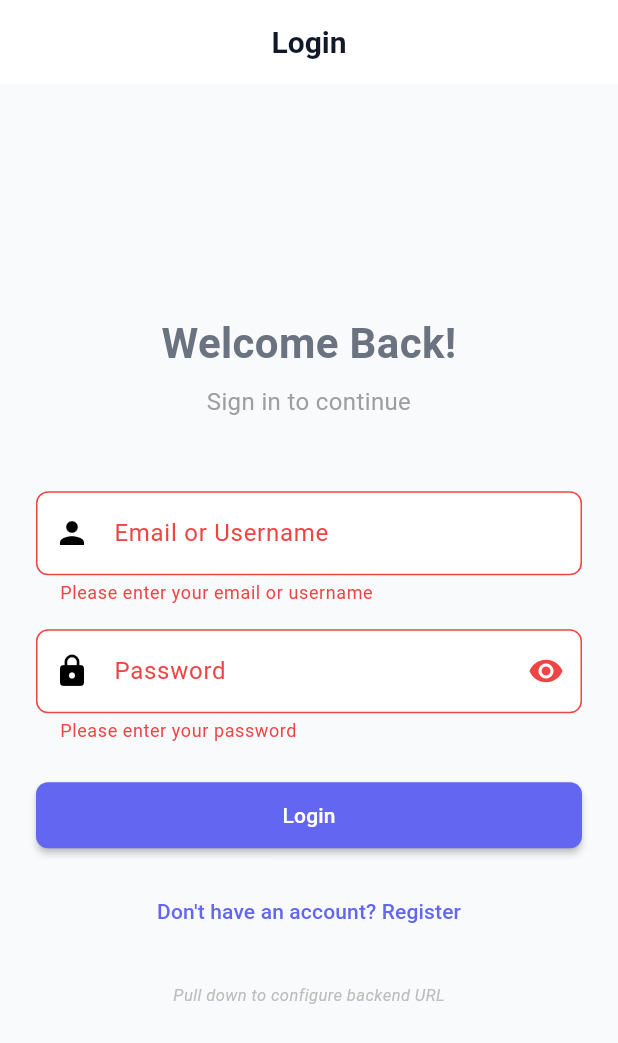
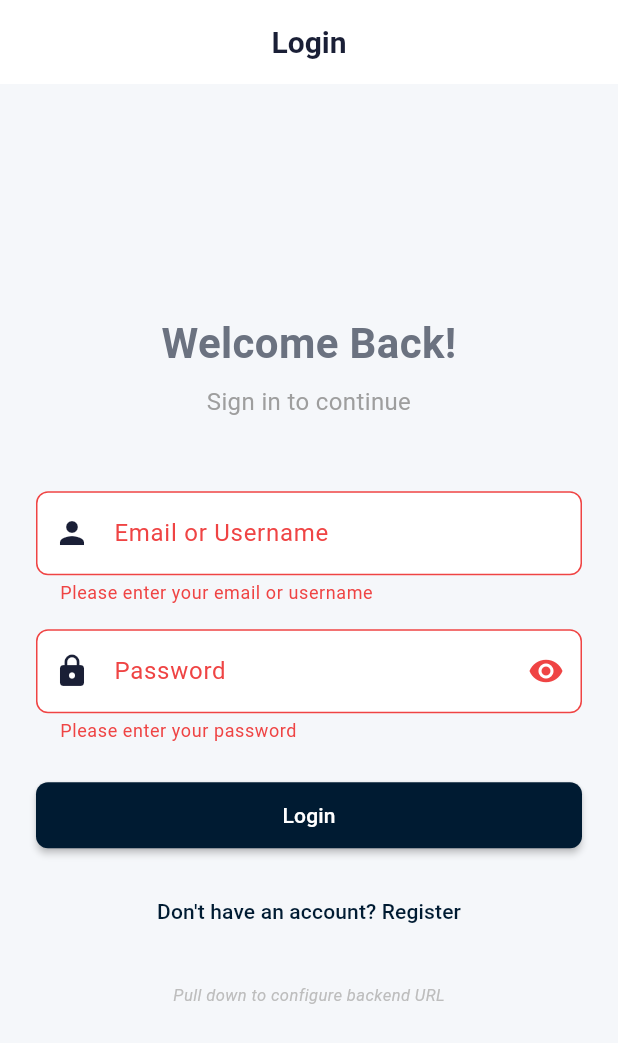
Before and after one commit to bogdan-velicu/MeetUp, a Flutter app: the screen it shows after launch, after a tap on "Login", on a phone screen of 412 x 824 dp. Shown: the top 1043 px of the screen. Run offline on Flutter 3.47's test engine with Material 3 defaults, Android fonts, the light colour scheme and no system bars; our stand-ins replace dio, firebase_core, firebase_messaging, flutter_dotenv, flutter_local_notifications, geocoding and 3 more; missing offline and left inert: shake; accounts and stored records are empty; network calls fail.

Commit message:
feat(theme): update app theme colors and gradients for improved UI consistency
- Extract colors from the new logo for a cohesive brand identity.
- Introduce gradient backgrounds in AppBar for chat and friends screens.
- Enhance splash screen with animated logo and gradient background.
- Add new color properties for success and warning states in the theme.
- Update pubspec.yaml to include image assets for the logo.

```diff
--- a/mobile/lib/core/theme/app_theme.dart
+++ b/mobile/lib/core/theme/app_theme.dart
@@ -1,15 +1,33 @@
 import 'package:flutter/material.dart';
 
 class AppTheme {
-  // Colors
-  static const Color primaryColor = Color(0xFF6366F1); // Indigo
-  static const Color secondaryColor = Color(0xFF8B5CF6); // Purple
-  static const Color accentColor = Color(0xFF10B981); // Green
+  // Colors extracted from meetup_logo.png
+  // Primary: Dark Navy Blue from logo (#001830, #001B32, #00273B)
+  static const Color primaryColor = Color(0xFF001B32); // Main brand color - Dark Navy
+  static const Color primaryDark = Color(0xFF001830); // Darker variant
+  static const Color primaryLight = Color(0xFF00273B); // Lighter variant
+  static const Color secondaryColor = Color(0xFF3A5271); // Blue-gray from average
+  static const Color accentColor = Color(0xFF4A90E2); // Bright blue accent
+  static const Color successColor = Color(0xFF10B981); // Green
   static const Color errorColor = Color(0xFFEF4444); // Red
-  static const Color backgroundColor = Color(0xFFF9FAFB);
+  static const Color warningColor = Color(0xFFF59E0B); // Orange
+  static const Color backgroundColor = Color(0xFFF5F7FA); // Light gray
   static const Color surfaceColor = Colors.white;
-  static const Color textPrimary = Color(0xFF111827);
-  static const Color textSecondary = Color(0xFF6B7280);
+  static const Color textPrimary = Color(0xFF1A1F36); // Dark text
+  static const Color textSecondary = Color(0xFF6B7280); // Gray text
+
+  // Gradient colors
+  static const LinearGradient primaryGradient = LinearGradient(
+    begin: Alignment.topLeft,
+    end: Alignment.bottomRight,
+    colors: [primaryColor, primaryLight, secondaryColor],
+  );
+
+  static const LinearGradient accentGradient = LinearGradient(
+    begin: Alignment.topLeft,
+    end: Alignment.bottomRight,
+    colors: [accentColor, Color(0xFF5BA3F5)],
+  );
 
   // Light Theme
   static ThemeData lightTheme = ThemeData(
@@ -20,6 +38,9 @@ class AppTheme {
       tertiary: accentColor,
       error: errorColor,
       surface: surfaceColor,
+      onPrimary: Colors.white,
+      onSecondary: Colors.white,
+      onSurface: textPrimary,
     ),
     scaffoldBackgroundColor: backgroundColor,
     appBarTheme: const AppBarTheme(
--- a/mobile/lib/features/splash/splash_screen.dart
+++ b/mobile/lib/features/splash/splash_screen.dart
@@ -42,27 +42,84 @@ class _SplashScreenState extends State<SplashScreen> {
   @override
   Widget build(BuildContext context) {
     return Scaffold(
-      body: Center(
+      body: Container(
+        decoration: BoxDecoration(
+          gradient: LinearGradient(
+            begin: Alignment.topLeft,
+            end: Alignment.bottomRight,
+            colors: [
+              Theme.of(context).colorScheme.primary,
+              Theme.of(context).colorScheme.primary.withOpacity(0.7),
+            ],
+          ),
+        ),
+        child: Center(
           child: Column(
             mainAxisAlignment: MainAxisAlignment.center,
             children: [
-            // App Logo/Icon would go here
-            Icon(
-              Icons.people,
-              size: 100,
-              color: Theme.of(context).colorScheme.primary,
+              // App Logo with animation
+              TweenAnimationBuilder<double>(
+                tween: Tween(begin: 0.0, end: 1.0),
+                duration: const Duration(milliseconds: 800),
+                curve: Curves.easeOut,
+                builder: (context, value, child) {
+                  return Transform.scale(
+                    scale: value,
+                    child: Opacity(
+                      opacity: value,
+                      child: Container(
+                        padding: const EdgeInsets.all(20),
+                        decoration: BoxDecoration(
+                          color: Colors.white,
+                          shape: BoxShape.circle,
+                          boxShadow: [
+                            BoxShadow(
+                              color: Colors.black.withOpacity(0.2),
+                              blurRadius: 30,
+                              offset: const Offset(0, 10),
                             ),
-            const SizedBox(height: 24),
-            const Text(
+                          ],
+                        ),
+                        child: Image.asset(
+                          'assets/images/meetup_logo.png',
+                          width: 120,
+                          height: 120,
+                          fit: BoxFit.contain,
+                        ),
+                      ),
+                    ),
+                  );
+                },
+              ),
+              const SizedBox(height: 32),
+              TweenAnimationBuilder<double>(
+                tween: Tween(begin: 0.0, end: 1.0),
+                duration: const Duration(milliseconds: 600),
+                curve: Curves.easeOut,
+                builder: (context, value, child) {
+                  return Opacity(
+                    opacity: value,
+                    child: Transform.translate(
+                      offset: Offset(0, 20 * (1 - value)),
+                      child: const Text(
                         'MeetUp!',
                         style: TextStyle(
-                fontSize: 32,
+                          fontSize: 36,
                           fontWeight: FontWeight.bold,
+                          color: Colors.white,
+                          letterSpacing: 1.2,
                         ),
                       ),
+                    ),
+                  );
+                },
+              ),
               const SizedBox(height: 48),
-            const CircularProgressIndicator(),
+              const CircularProgressIndicator(
+                valueColor: AlwaysStoppedAnimation<Color>(Colors.white),
+              ),
             ],
+          ),
         ),
       ),
     );
--- a/mobile/pubspec.yaml
+++ b/mobile/pubspec.yaml
@@ -92,6 +92,7 @@ flutter:
   # To add assets to your application, add an assets section, like this:
   assets:
     - .env
+    - assets/images/
 
   # An image asset can refer to one or more resolution-specific "variants", see
   # https://flutter.dev/to/resolution-aware-images
```
Also changed, not shown: mobile/lib/core/widgets/app_logo.dart (added, +39 -0 lines), mobile/lib/features/chat/screens/conversation_list_screen.dart (+21 -1 lines), mobile/lib/features/friends/friends_screen.dart (+21 -2 lines), mobile/lib/features/navigation/main_navigation_screen.dart (+27 -5 lines), mobile/assets/images/meetup_logo.png (added), 3 other files. Lines whose indentation alone changed are shown as unchanged.
